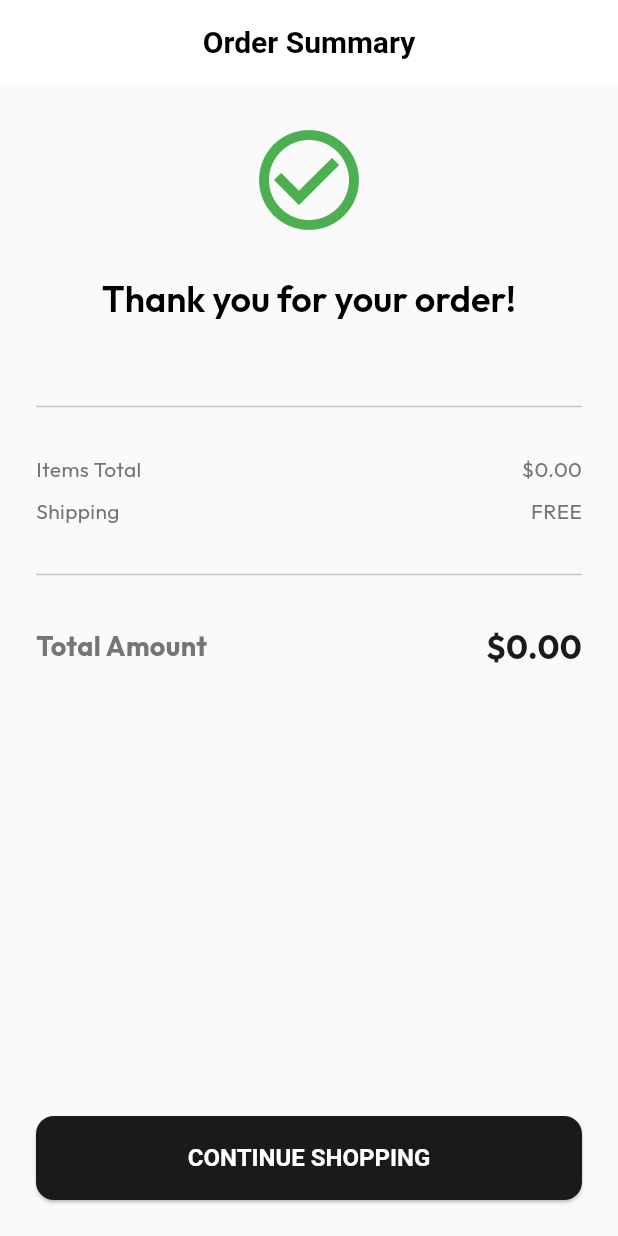
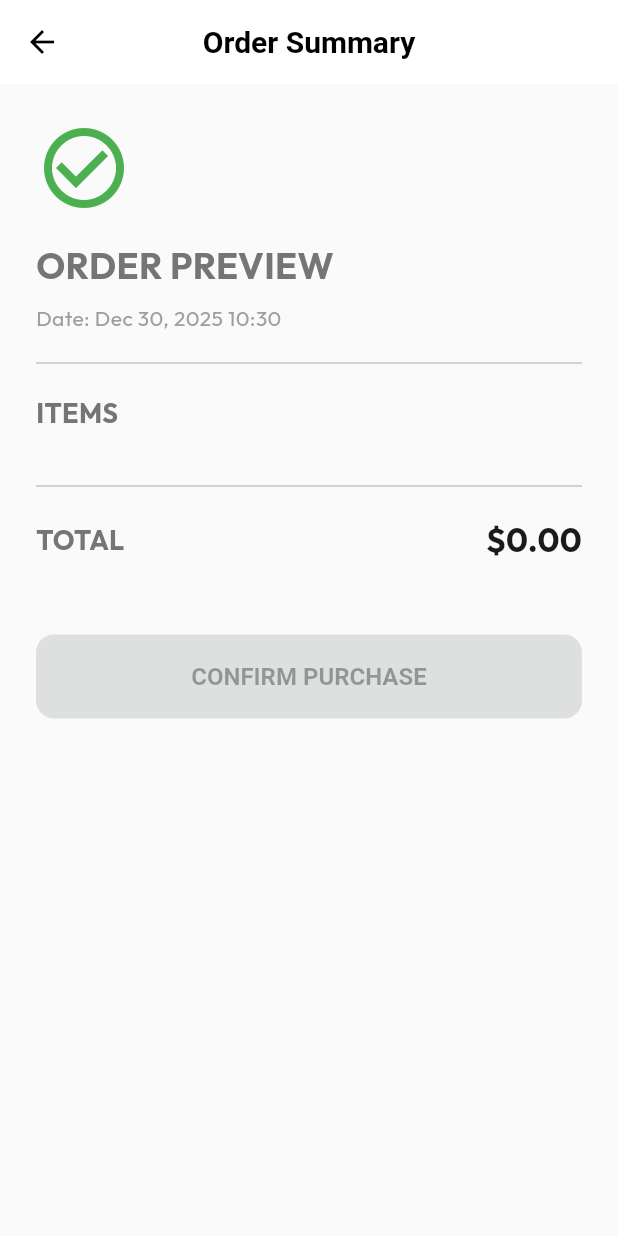
Before and after one commit to yahia-safwat/kick_store_app, a Flutter app: the OrderSummaryPage screen opened by its route, on a phone screen of 412 x 824 dp. Run offline on Flutter 3.47's test engine with Material 3 defaults, Android fonts, the phone set to English and light mode, and no system bars; our stand-ins replace dio, flutter_riverpod, freezed_annotation, go_router, google_fonts, hive and 1 more; accounts and stored records are empty; network calls fail.

Commit message:
Update orders feature

```diff
--- a/lib/core/navigation/router.dart
+++ b/lib/core/navigation/router.dart
@@ -1,29 +1,88 @@
+import 'package:flutter/material.dart';
 import 'package:go_router/go_router.dart';
+import 'package:kick_store_app/core/navigation/main_wrapper.dart';
 import 'package:kick_store_app/features/products/presentation/pages/product_listing_page.dart';
 import 'package:kick_store_app/features/products/presentation/pages/product_details_page.dart';
 import 'package:kick_store_app/features/cart/presentation/cart_page.dart';
 import 'package:kick_store_app/features/favorites/presentation/favorites_page.dart';
 import 'package:kick_store_app/features/orders/presentation/order_summary_page.dart';
+import 'package:kick_store_app/features/orders/presentation/order_history_page.dart';
+
+final GlobalKey<NavigatorState> _rootNavigatorKey = GlobalKey<NavigatorState>(
+  debugLabel: 'root',
+);
+final GlobalKey<NavigatorState> _shellNavigatorHomeKey =
+    GlobalKey<NavigatorState>(debugLabel: 'shellHome');
+final GlobalKey<NavigatorState> _shellNavigatorFavoritesKey =
+    GlobalKey<NavigatorState>(debugLabel: 'shellFavorites');
+final GlobalKey<NavigatorState> _shellNavigatorCartKey =
+    GlobalKey<NavigatorState>(debugLabel: 'shellCart');
+final GlobalKey<NavigatorState> _shellNavigatorOrdersKey =
+    GlobalKey<NavigatorState>(debugLabel: 'shellOrders');
 
 final router = GoRouter(
+  navigatorKey: _rootNavigatorKey,
   initialLocation: '/',
   routes: [
-    GoRoute(path: '/', builder: (context, state) => const ProductListingPage()),
+    StatefulShellRoute.indexedStack(
+      builder: (context, state, navigationShell) {
+        return MainWrapper(navigationShell: navigationShell);
+      },
+      branches: [
+        StatefulShellBranch(
+          navigatorKey: _shellNavigatorHomeKey,
+          routes: [
             GoRoute(
-      path: '/details/:id',
+              path: '/',
+              builder: (context, state) => const ProductListingPage(),
+              routes: [
+                GoRoute(
+                  path: 'details/:id',
+                  parentNavigatorKey: _rootNavigatorKey,
                   builder: (context, state) {
                     final id = state.pathParameters['id']!;
                     return ProductDetailsPage(productId: id);
                   },
                 ),
-    GoRoute(path: '/cart', builder: (context, state) => const CartPage()),
+              ],
+            ),
+          ],
+        ),
+        StatefulShellBranch(
+          navigatorKey: _shellNavigatorFavoritesKey,
+          routes: [
             GoRoute(
               path: '/favorites',
               builder: (context, state) => const FavoritesPage(),
             ),
+          ],
+        ),
+        StatefulShellBranch(
+          navigatorKey: _shellNavigatorCartKey,
+          routes: [
             GoRoute(
-      path: '/order-summary',
+              path: '/cart',
+              builder: (context, state) => const CartPage(),
+              routes: [
+                GoRoute(
+                  path: 'summary',
+                  parentNavigatorKey: _rootNavigatorKey,
                   builder: (context, state) => const OrderSummaryPage(),
                 ),
               ],
+            ),
+          ],
+        ),
+        StatefulShellBranch(
+          navigatorKey: _shellNavigatorOrdersKey,
+          routes: [
+            GoRoute(
+              path: '/orders',
+              builder: (context, state) => const OrderHistoryPage(),
+            ),
+          ],
+        ),
+      ],
+    ),
+  ],
 );
--- a/lib/features/cart/presentation/cart_page.dart
+++ b/lib/features/cart/presentation/cart_page.dart
@@ -190,7 +190,7 @@ class CartPage extends ConsumerWidget {
                       ),
                       const SizedBox(height: 16),
                       ElevatedButton(
-                        onPressed: () => context.push('/order-summary'),
+                        onPressed: () => context.push('/cart/summary'),
                         child: const Text('CHECKOUT'),
                       ),
                     ],
--- /dev/null
+++ b/lib/features/orders/domain/entities/order_entity.dart
@@ -0,0 +1,15 @@
+import 'package:kick_store_app/features/cart/domain/cart_item.dart';
+
+class OrderEntity {
+  final String id;
+  final List<CartItem> items;
+  final double totalPrice;
+  final DateTime createdAt;
+
+  OrderEntity({
+    required this.id,
+    required this.items,
+    required this.totalPrice,
+    required this.createdAt,
+  });
+}
--- /dev/null
+++ b/lib/features/orders/domain/repositories/orders_repository.dart
@@ -0,0 +1,6 @@
+import 'package:kick_store_app/features/orders/domain/entities/order_entity.dart';
+
+abstract class OrdersRepository {
+  Future<List<OrderEntity>> getOrders();
+  Future<void> placeOrder(OrderEntity order);
+}
--- a/lib/features/orders/presentation/order_summary_page.dart
+++ b/lib/features/orders/presentation/order_summary_page.dart
@@ -1,6 +1,9 @@
 import 'package:flutter/material.dart';
 import 'package:flutter_riverpod/flutter_riverpod.dart';
+import 'package:intl/intl.dart';
 import 'package:kick_store_app/features/cart/presentation/cart_provider.dart';
+import 'package:kick_store_app/features/orders/domain/entities/order_entity.dart';
+import 'package:kick_store_app/features/orders/presentation/orders_provider.dart';
 import 'package:go_router/go_router.dart';
 
 class OrderSummaryPage extends ConsumerWidget {
@@ -9,67 +12,107 @@ class OrderSummaryPage extends ConsumerWidget {
   @override
   Widget build(BuildContext context, WidgetRef ref) {
     final cartState = ref.watch(cartProvider);
+    final currencyFormat = NumberFormat.currency(symbol: '\$');
+    final dateFormat = DateFormat('MMM dd, yyyy HH:mm');
+
+    // Create order entity if cart is not empty (for display)
+    final order = OrderEntity(
+      id: DateTime.now().millisecondsSinceEpoch.toString(),
+      items: cartState.items,
+      totalPrice: cartState.totalPrice,
+      createdAt: DateTime.now(),
+    );
 
     return Scaffold(
       appBar: AppBar(title: const Text('Order Summary')),
-      body: Padding(
+      body: SingleChildScrollView(
+        child: Padding(
           padding: const EdgeInsets.all(24),
           child: Column(
+            crossAxisAlignment: CrossAxisAlignment.start,
             children: [
               const Icon(
                 Icons.check_circle_outline,
-              size: 80,
                 color: Colors.green,
+                size: 64,
               ),
-            const SizedBox(height: 24),
+              const SizedBox(height: 16),
+              const Text(
+                'ORDER PREVIEW',
+                style: TextStyle(fontSize: 24, fontWeight: FontWeight.bold),
+              ),
+              const SizedBox(height: 8),
               Text(
-              'Thank you for your order!',
-              style: Theme.of(context).textTheme.headlineMedium,
+                'Date: ${dateFormat.format(order.createdAt)}',
+                style: const TextStyle(color: Colors.grey),
               ),
-            const SizedBox(height: 48),
-            const Divider(),
-            const SizedBox(height: 24),
-            Row(
+              const Divider(height: 40),
+              const Text(
+                'ITEMS',
+                style: TextStyle(fontWeight: FontWeight.bold, fontSize: 18),
+              ),
+              const SizedBox(height: 16),
+              ...cartState.items.map(
+                (item) => Padding(
+                  padding: const EdgeInsets.only(bottom: 12),
+                  child: Row(
                     mainAxisAlignment: MainAxisAlignment.spaceBetween,
                     children: [
-                const Text('Items Total'),
-                Text('\$${cartState.totalPrice.toStringAsFixed(2)}'),
+                      Expanded(
+                        child: Text(
+                          '${item.quantity}x ${item.sneaker.name} (Size: ${item.selectedSize})',
+                        ),
+                      ),
+                      Text(
+                        currencyFormat.format(
+                          item.sneaker.price * item.quantity,
+                        ),
+                      ),
                     ],
                   ),
-            const SizedBox(height: 8),
-            const Row(
-              mainAxisAlignment: MainAxisAlignment.spaceBetween,
-              children: [Text('Shipping'), Text('FREE')],
                 ),
-            const SizedBox(height: 24),
-            const Divider(),
-            const SizedBox(height: 24),
+              ),
+              const Divider(height: 40),
               Row(
                 mainAxisAlignment: MainAxisAlignment.spaceBetween,
                 children: [
                   const Text(
-                  'Total Amount',
-                  style: TextStyle(fontWeight: FontWeight.bold, fontSize: 18),
+                    'TOTAL',
+                    style: TextStyle(fontSize: 18, fontWeight: FontWeight.bold),
                   ),
                   Text(
-                  '\$${cartState.totalPrice.toStringAsFixed(2)}',
+                    currencyFormat.format(order.totalPrice),
                     style: TextStyle(
+                      fontSize: 22,
                       fontWeight: FontWeight.bold,
-                    fontSize: 22,
                       color: Theme.of(context).colorScheme.primary,
                     ),
                   ),
                 ],
               ),
-            const Spacer(),
+              const SizedBox(height: 48),
               ElevatedButton(
-              onPressed: () {
+                onPressed: cartState.items.isEmpty
+                    ? null
+                    : () async {
+                        await ref
+                            .read(ordersProvider.notifier)
+                            .createOrder(order);
                         ref.read(cartProvider.notifier).clearCart();
+
+                        if (context.mounted) {
+                          ScaffoldMessenger.of(context).showSnackBar(
+                            const SnackBar(
+                              content: Text('Order placed successfully!'),
+                            ),
+                          );
                           context.go('/');
+                        }
                       },
-              child: const Text('CONTINUE SHOPPING'),
+                child: const Text('CONFIRM PURCHASE'),
               ),
             ],
+          ),
         ),
       ),
     );
```
Also changed, not shown: lib/core/navigation/main_wrapper.dart (added, +41 -0 lines), lib/features/orders/data/datasources/orders_local_data_source.dart (added, +23 -0 lines), lib/features/orders/data/models/order_model.dart (added, +26 -0 lines), lib/features/orders/data/repositories/orders_repository_impl.dart (added, +68 -0 lines), lib/features/orders/domain/usecases/get_order_history.dart (added, +14 -0 lines), lib/features/orders/domain/usecases/place_order.dart (added, +14 -0 lines), lib/features/orders/presentation/order_history_page.dart (added, +77 -0 lines), lib/features/orders/presentation/orders_provider.dart (added, +71 -0 lines), lib/features/products/presentation/pages/product_listing_page.dart (+1 -13 lines), lib/main.dart (+2 -5 lines), lib/features/orders/data/models/order_model.g.dart (added). Lines whose indentation alone changed are shown as unchanged.
